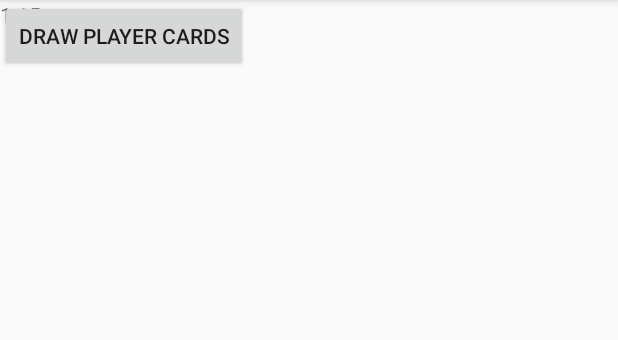
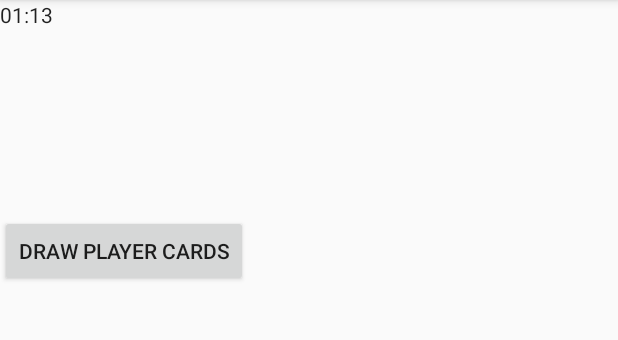
Before and after one commit to gabbard/pandemic-generator, an Android app: the TurnTimer screen opened directly, with no data from a screen before it, on a phone screen of 412 x 824 dp, the part 84-424 px from its top. Run offline under Robolectric (Android 15) with nearby library versions, the phone set to English and light mode, and no system bars; 2 statements that could not run were skipped.

Commit message:
Turn timer works
Closes #12

```diff
--- a/app/build.gradle
+++ b/app/build.gradle
@@ -8,7 +8,7 @@ android {
     compileSdkVersion 28
     defaultConfig {
         applicationId "gabbard.org.pandemicgenerator"
-        minSdkVersion 15
+        minSdkVersion 27
         targetSdkVersion 28
         versionCode 1
         versionName "1.0"
@@ -20,11 +20,13 @@ android {
             proguardFiles getDefaultProguardFile('proguard-android.txt'), 'proguard-rules.pro'
         }
     }
+    productFlavors {
+    }
 }
 
 dependencies {
     implementation project(':pandemic-generator-core')
-    implementation fileTree(dir: 'libs', include: ['*.jar'])
+    implementation fileTree(include: ['*.jar'], dir: 'libs')
     implementation "org.jetbrains.kotlin:kotlin-stdlib-jre7:$kotlin_version"
     implementation 'com.android.support:appcompat-v7:28.0.0-alpha3'
     implementation 'com.android.support.constraint:constraint-layout:1.1.2'
--- a/app/src/main/java/gabbard/org/pandemicgenerator/TurnTimer.kt
+++ b/app/src/main/java/gabbard/org/pandemicgenerator/TurnTimer.kt
@@ -1,12 +1,16 @@
 package gabbard.org.pandemicgenerator
 
 import android.content.Intent
+import android.media.RingtoneManager
 import android.os.Bundle
+import android.os.SystemClock
 import android.support.v7.app.AppCompatActivity
 import android.view.View
+import android.widget.Chronometer
 import kotlinx.android.synthetic.main.activity_turn_timer.*
 import org.gabbard.pandemicgenerator.TrackableState
 import java.util.*
+
 
 class TurnTimer : AppCompatActivity() {
     private var gameState: TrackableState? = null
@@ -20,9 +24,23 @@ class TurnTimer : AppCompatActivity() {
     override fun onCreate(savedInstanceState: Bundle?) {
         super.onCreate(savedInstanceState)
         setContentView(R.layout.activity_turn_timer)
-        timeRemaining.text = "1:15"
         gameState = intent.getSerializableExtra(GAME_STATE) as TrackableState
         rng = intent.getSerializableExtra(RANDOM_SOURCE) as Random
+        timeRemaining.isCountDown = true
+        timeRemaining.start()
+        val targetTime = SystemClock.elapsedRealtime() + 75 * 1000
+        timeRemaining.base = targetTime
+        timeRemaining.onChronometerTickListener = Chronometer.OnChronometerTickListener {
+            if (SystemClock.elapsedRealtime() >= targetTime) {
+                try {
+                    val notification = RingtoneManager.getDefaultUri(RingtoneManager.TYPE_NOTIFICATION)
+                    val r = RingtoneManager.getRingtone(applicationContext, notification)
+                    r.play()
+                } catch (e: Exception) {
+                    e.printStackTrace()
+                }
+            }
+        }
     }
 
     fun onDrawPlayerCards(view: View) {
--- a/app/src/main/res/layout/activity_turn_timer.xml
+++ b/app/src/main/res/layout/activity_turn_timer.xml
@@ -1,11 +1,12 @@
 <?xml version="1.0" encoding="utf-8"?>
 <android.support.constraint.ConstraintLayout xmlns:android="http://schemas.android.com/apk/res/android"
+    xmlns:app="http://schemas.android.com/apk/res-auto"
     xmlns:tools="http://schemas.android.com/tools"
     android:layout_width="match_parent"
     android:layout_height="match_parent"
     tools:context=".TurnTimer">
 
-    <TextView
+    <Chronometer
         android:id="@+id/timeRemaining"
         android:layout_width="wrap_content"
         android:layout_height="wrap_content"
@@ -17,8 +18,9 @@
         android:id="@+id/drawPlayerCards"
         android:layout_width="wrap_content"
         android:layout_height="wrap_content"
+        android:layout_marginTop="124dp"
         android:onClick="onDrawPlayerCards"
         android:text="Draw Player Cards"
-        tools:layout_editor_absoluteX="130dp"
-        tools:layout_editor_absoluteY="207dp" />
+        app:layout_constraintTop_toBottomOf="@+id/timeRemaining"
+        tools:layout_editor_absoluteX="109dp" />
 </android.support.constraint.ConstraintLayout>
```
